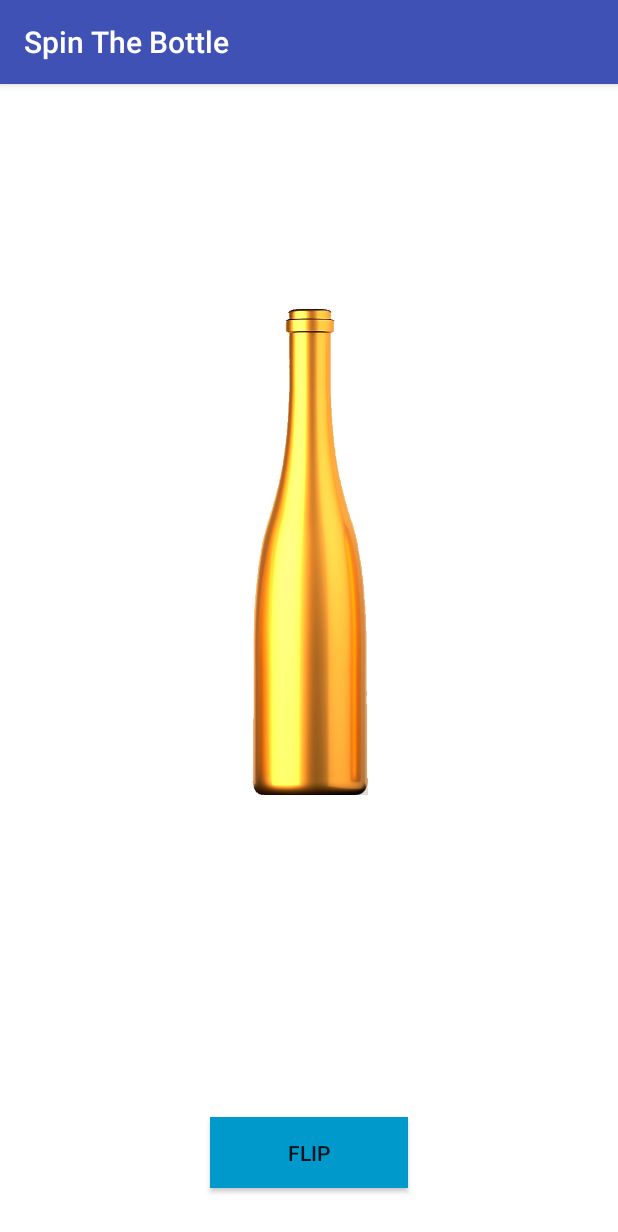
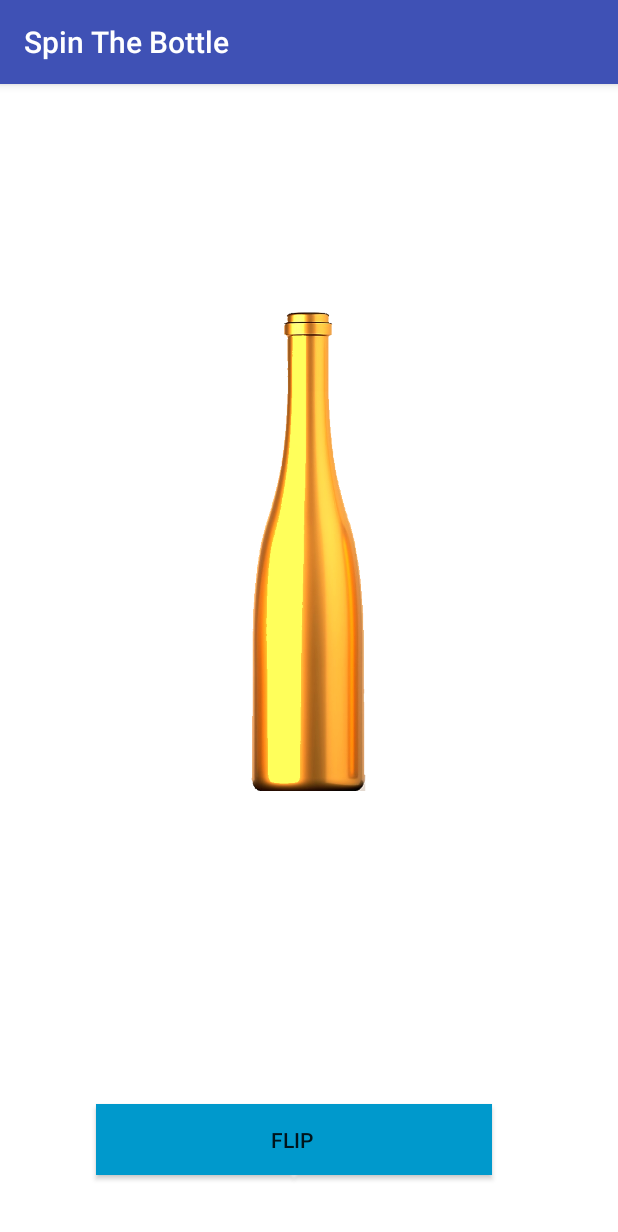
Before and after one commit to nasirbashak/BottleSpin, an Android app: the MainActivity screen opened directly, with no data from a screen before it, on a phone screen of 412 x 824 dp. Shown: the top 1232 px of the screen. Run offline under Robolectric (Android 15) with nearby library versions, the phone set to English and light mode, and no system bars.

Commit message:
Button Animation Added
Flip and Reset Buttons are being Animated.

```diff
--- a/app/src/main/java/com/nasirbashak007gmail/bottlefilp/Welcome.java
+++ b/app/src/main/java/com/nasirbashak007gmail/bottlefilp/Welcome.java
@@ -3,6 +3,7 @@ package com.nasirbashak007gmail.bottlefilp;
 import android.app.Activity;
 import android.content.Intent;
 import android.os.Bundle;
+import android.support.v7.app.AppCompatActivity;
 import android.view.View;
 import android.view.animation.AccelerateDecelerateInterpolator;
 import android.view.animation.RotateAnimation;
@@ -13,7 +14,7 @@ import android.widget.ImageView;
  * Created by Nasir Basha K on 04-01-2018.
  */
 
-public class Welcome extends Activity {
+public class Welcome extends AppCompatActivity {
 
     Button start;
     ImageView imageView,imageView2;
--- /dev/null
+++ b/app/src/main/res/anim/left_to_right.xml
@@ -0,0 +1,8 @@
+<?xml version="1.0" encoding="utf-8"?>
+<set xmlns:android="http://schemas.android.com/apk/res/android">
+
+    <translate android:duration="2000"
+        android:fromXDelta="-100%p"
+             android:fromYDelta="0%p"/>
+
+</set>
--- /dev/null
+++ b/app/src/main/res/anim/right_to_left.xml
@@ -0,0 +1,8 @@
+<?xml version="1.0" encoding="utf-8"?>
+<set xmlns:android="http://schemas.android.com/apk/res/android">
+
+    <translate android:duration="2000"
+         android:fromYDelta="0%p"
+             android:fromXDelta="100%p"/>
+
+</set>
--- a/app/src/main/res/layout/activity_main.xml
+++ b/app/src/main/res/layout/activity_main.xml
@@ -11,14 +11,16 @@
         android:id="@+id/button3"
         android:layout_width="132dp"
         android:layout_height="47dp"
-        android:layout_marginBottom="32dp"
-        android:layout_marginEnd="8dp"
-        android:layout_marginStart="8dp"
+        android:layout_marginBottom="36dp"
+        android:layout_marginStart="64dp"
+        android:layout_marginTop="8dp"
         android:background="@android:color/holo_blue_dark"
-        android:text="FLIP"
+        android:text="FL"
+        android:textAlignment="viewEnd"
         app:layout_constraintBottom_toBottomOf="parent"
-        app:layout_constraintEnd_toEndOf="parent"
         app:layout_constraintStart_toStartOf="parent"
+        app:layout_constraintTop_toBottomOf="@+id/viewText"
+        app:layout_constraintVertical_bias="0.615"
         tools:ignore="HardcodedText" />
 
     <ImageView
@@ -41,7 +43,7 @@
         android:id="@+id/viewText"
         android:layout_width="164dp"
         android:layout_height="44dp"
-        android:layout_marginBottom="24dp"
+        android:layout_marginBottom="104dp"
         android:layout_marginEnd="8dp"
         android:layout_marginStart="8dp"
         android:ems="10"
@@ -49,9 +51,28 @@
         android:textAlignment="center"
         android:textColor="@android:color/darker_gray"
         android:textSize="24sp"
-        app:layout_constraintBottom_toTopOf="@+id/button3"
+        app:layout_constraintBottom_toBottomOf="parent"
         app:layout_constraintEnd_toEndOf="parent"
         app:layout_constraintStart_toStartOf="parent"
-        tools:ignore="TextViewEdits" />
+        tools:ignore="MissingConstraints,TextViewEdits" />
+
+    <Button
+        android:id="@+id/button2"
+        android:layout_width="132dp"
+        android:layout_height="47dp"
+        android:layout_marginBottom="32dp"
+        android:layout_marginEnd="8dp"
+        android:layout_marginTop="8dp"
+        android:background="@android:color/holo_blue_dark"
+
+        android:text="IP"
+        android:textAlignment="viewStart"
+        app:layout_constraintBottom_toBottomOf="parent"
+        app:layout_constraintEnd_toEndOf="parent"
+        app:layout_constraintHorizontal_bias="0.0"
+        app:layout_constraintStart_toEndOf="@+id/button3"
+        app:layout_constraintTop_toBottomOf="@+id/viewText"
+        app:layout_constraintVertical_bias="0.47"
+        tools:ignore="HardcodedText" />
 
 </android.support.constraint.ConstraintLayout>
```
Also changed, not shown: app/src/main/java/com/nasirbashak007gmail/bottlefilp/MainActivity.java (+123 -7 lines), app/src/main/res/drawable/bottle2.png, 1 other file.
